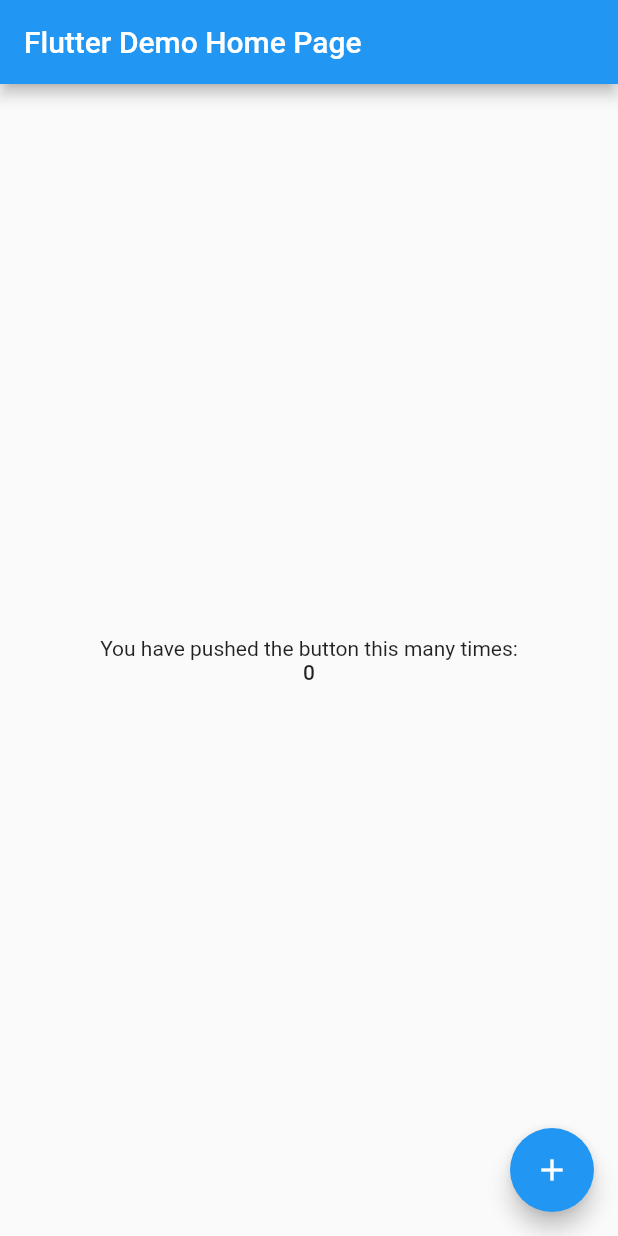
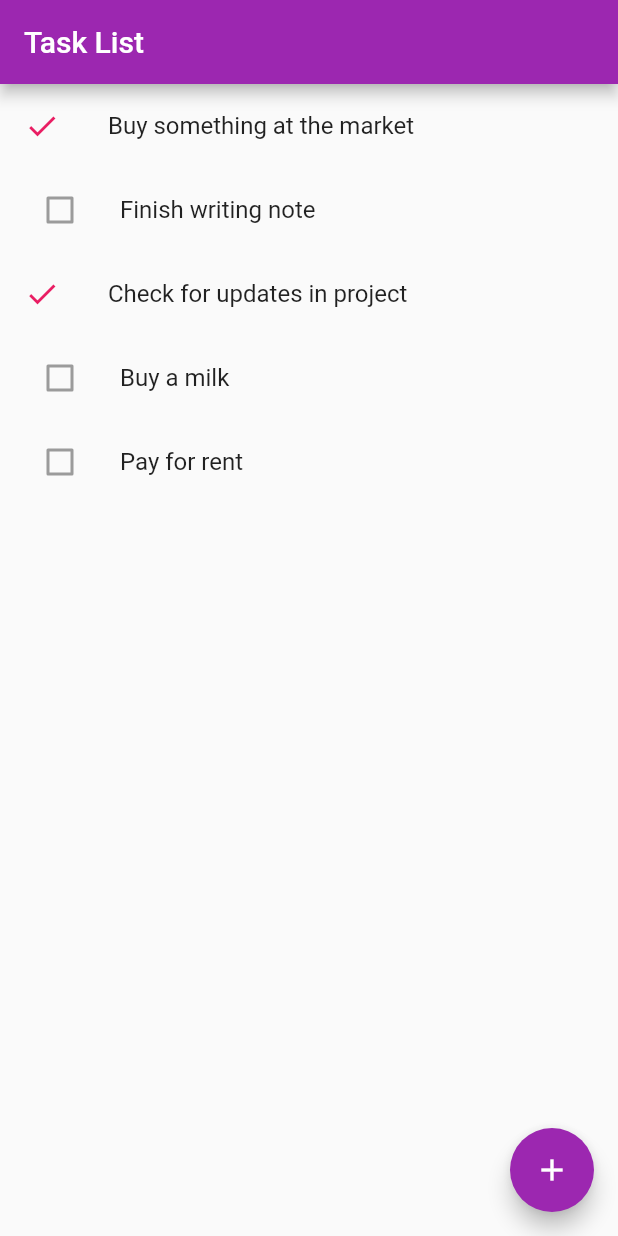
Before and after one commit to ashinzekene/flutter-task-app, a Flutter app: the screen it shows after launch, on a phone screen of 412 x 824 dp. Run offline on Flutter 3.47's test engine with Material 2 defaults, Android fonts, the phone set to English and light mode, and no system bars.

Commit message:
toggle task completed

```diff
--- a/lib/main.dart
+++ b/lib/main.dart
@@ -1,4 +1,7 @@
 import 'package:flutter/material.dart';
+
+import './taskitem.dart';
+import './tasklist.dart';
 
 void main() => runApp(new MyApp());
 
@@ -7,34 +10,17 @@ class MyApp extends StatelessWidget {
   @override
   Widget build(BuildContext context) {
     return new MaterialApp(
-      title: 'Flutter Demo',
+      title: 'Task List',
       theme: new ThemeData(
-        // This is the theme of your application.
-        //
-        // Try running your application with "flutter run". You'll see the
-        // application has a blue toolbar. Then, without quitting the app, try
-        // changing the primarySwatch below to Colors.green and then invoke
-        // "hot reload" (press "r" in the console where you ran "flutter run",
-        // or press Run > Flutter Hot Reload in IntelliJ). Notice that the
-        // counter didn't reset back to zero; the application is not restarted.
-        primarySwatch: Colors.blue,
+        primarySwatch: Colors.purple,
       ),
-      home: new MyHomePage(title: 'Flutter Demo Home Page'),
+      home: new MyHomePage(title: 'Task List'),
     );
   }
 }
 
 class MyHomePage extends StatefulWidget {
   MyHomePage({Key key, this.title}) : super(key: key);
-
-  // This widget is the home page of your application. It is stateful, meaning
-  // that it has a State object (defined below) that contains fields that affect
-  // how it looks.
-
-  // This class is the configuration for the state. It holds the values (in this
-  // case the title) provided by the parent (in this case the App widget) and
-  // used by the build method of the State. Fields in a Widget subclass are
-  // always marked "final".
 
   final String title;
 
@@ -43,67 +29,63 @@ class MyHomePage extends StatefulWidget {
 }
 
 class _MyHomePageState extends State<MyHomePage> {
-  int _counter = 0;
+  final _tasks = <Task>[];
 
   void _incrementCounter() {
-    setState(() {
-      // This call to setState tells the Flutter framework that something has
-      // changed in this State, which causes it to rerun the build method below
-      // so that the display can reflect the updated values. If we changed
-      // _counter without calling setState(), then the build method would not be
-      // called again, and so nothing would appear to happen.
-      _counter++;
-    });
+    setState(() {});
+  }
+
+  @override
+  void initState() {
+    super.initState();
+    _tasks.add(Task('Buy something at the market', true));
+    _tasks.add(Task('Finish writing note', false));
+    _tasks.add(Task('Check for updates in project', true));
+    _tasks.add(Task('Buy a milk', false));
+    _tasks.add(Task('Pay for rent', false));
+  }
+
+  _onClick(Task task) {
+    return () {
+      setState(() {
+        task.isCompleted = !task.isCompleted;
+      });
+    };
+  }
+
+  ListView fakeBody() {
+    return ListView(
+      children: _tasks.map((task) {
+        return ListTile(
+          title: Text(task.text),
+          onTap: _onClick(task),
+          leading: task.isCompleted ?
+            Icon(
+              Icons.check,
+              color: Colors.pink,
+            ) :
+            Checkbox(
+              value: task.isCompleted,
+              onChanged: null,
+            )
+        );
+      }).toList());
   }
 
   @override
   Widget build(BuildContext context) {
-    // This method is rerun every time setState is called, for instance as done
-    // by the _incrementCounter method above.
-    //
-    // The Flutter framework has been optimized to make rerunning build methods
-    // fast, so that you can just rebuild anything that needs updating rather
-    // than having to individually change instances of widgets.
     return new Scaffold(
       appBar: new AppBar(
         // Here we take the value from the MyHomePage object that was created by
         // the App.build method, and use it to set our appbar title.
         title: new Text(widget.title),
       ),
-      body: new Center(
-        // Center is a layout widget. It takes a single child and positions it
-        // in the middle of the parent.
-        child: new Column(
-          // Column is also layout widget. It takes a list of children and
-          // arranges them vertically. By default, it sizes itself to fit its
-          // children horizontally, and tries to be as tall as its parent.
-          //
-          // Invoke "debug paint" (press "p" in the console where you ran
-          // "flutter run", or select "Toggle Debug Paint" from the Flutter tool
-          // window in IntelliJ) to see the wireframe for each widget.
-          //
-          // Column has various properties to control how it sizes itself and
-          // how it positions its children. Here we use mainAxisAlignment to
-          // center the children vertically; the main axis here is the vertical
-          // axis because Columns are vertical (the cross axis would be
-          // horizontal).
-          mainAxisAlignment: MainAxisAlignment.center,
-          children: <Widget>[
-            new Text(
-              'You have pushed the button this many times:',
-            ),
-            new Text(
-              '$_counter',
-              style: Theme.of(context).textTheme.button
-            ),
-          ],
-        ),
-      ),
+      body: fakeBody(), //TaskList(_tasks, _onClick),
       floatingActionButton: new FloatingActionButton(
         onPressed: _incrementCounter,
         tooltip: 'Increment',
         child: new Icon(Icons.add),
-      ), // This trailing comma makes auto-formatting nicer for build methods.
+      ),
     );
   }
 }
--- /dev/null
+++ b/lib/taskitem.dart
@@ -0,0 +1,26 @@
+import 'package:flutter/material.dart';
+
+
+class Task {
+  Task(this.text, this.isCompleted);
+  final String text;
+  bool isCompleted;
+}
+
+class TaskItem extends StatelessWidget {
+  TaskItem(this._text, this._isCompleted, _onClick);
+
+  final String _text;
+  final bool _isCompleted;
+
+  @override
+  Widget build(BuildContext context) {
+    return ListTile(
+      title: Text(_text),
+      leading: Icon(
+        _isCompleted ? Icons.check : Icons.adjust,
+        color: _isCompleted ? Colors.pinkAccent: null,
+      ),
+    );
+  }
+}
--- /dev/null
+++ b/lib/tasklist.dart
@@ -0,0 +1,35 @@
+import 'package:flutter/material.dart';
+
+import './taskitem.dart';
+
+class TaskList extends StatelessWidget {
+  TaskList(this._tasks, this.onClick);
+
+  final List<Task> _tasks;
+  final onClick;
+
+  // final List<Task> _test_tasks = List.from()
+  @override
+    Widget build(BuildContext context) {
+      Iterable<ListTile> tiles = _tasks.map(
+        (Task task) {
+          ListTile(
+            title: Text(task.text),
+            leading: Icon(
+              task.isCompleted ? Icons.check : Icons.adjust,
+              color: task.isCompleted ? Colors.pinkAccent: null,
+            ),
+          );
+        }
+      );
+      print(_tasks);
+      final List<Widget> lists = ListTile.divideTiles(
+        tiles: tiles,
+        context: context,
+      ).toList();
+
+      return ListView(
+        children: lists,
+      );
+    }
+}
```
